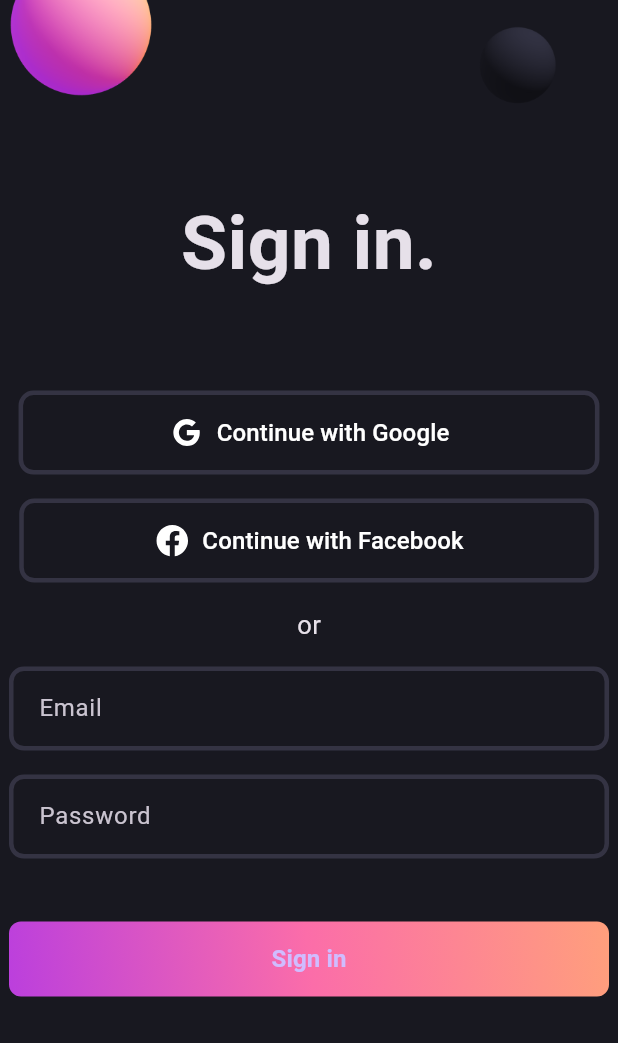
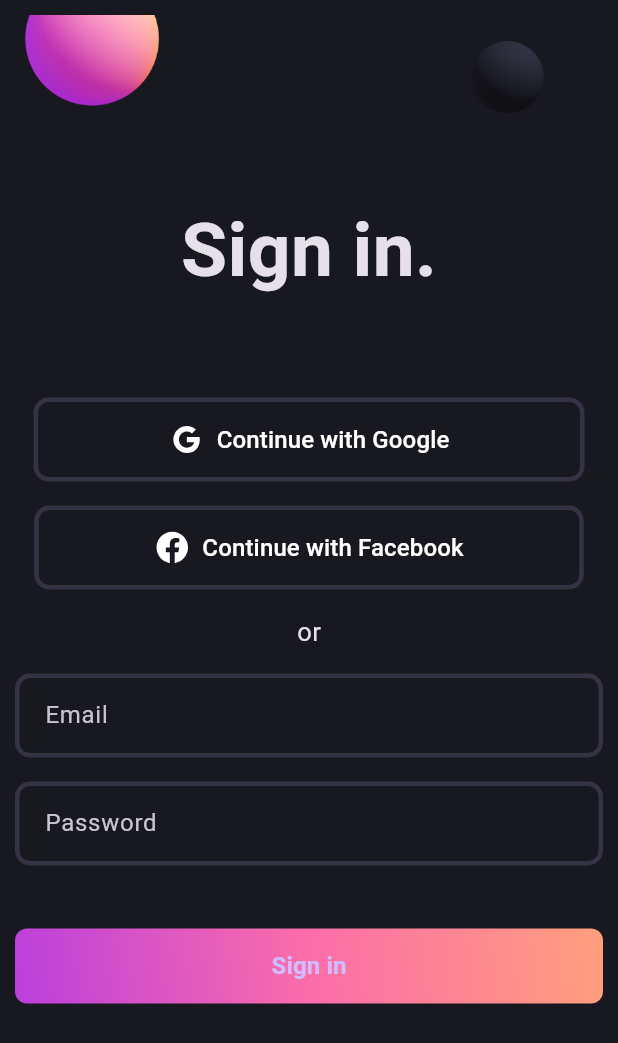
Before and after one commit to marufrobin/login_form_validation_bloc, a Flutter app: the screen it shows after launch, on a phone screen of 412 x 824 dp. Shown: the top 1043 px of the screen. Run offline on Flutter 3.47's test engine with Material 3 defaults, Android fonts, the phone set to English and light mode, and no system bars; our stand-ins replace flutter_bloc, flutter_svg.

Commit message:
✅ Bug fixed

```diff
--- /dev/null
+++ b/lib/bloc/auth_event.dart
@@ -0,0 +1,4 @@
+part of 'auth_bloc.dart';
+
+@immutable
+sealed class AuthEvent {}
--- /dev/null
+++ b/lib/bloc/auth_state.dart
@@ -0,0 +1,6 @@
+part of 'auth_bloc.dart';
+
+@immutable
+sealed class AuthState {}
+
+final class AuthInitial extends AuthState {}
--- a/lib/login.screen.dart
+++ b/lib/login.screen.dart
@@ -18,6 +18,8 @@ class _LoginScreenState extends State<LoginScreen> {
   Widget build(BuildContext context) {
     return Scaffold(
       body: SingleChildScrollView(
+        child: Container(
+          padding: EdgeInsets.all(10),
           child: Center(
             child: Column(
               spacing: 16,
@@ -35,17 +37,21 @@ class _LoginScreenState extends State<LoginScreen> {
                 const SocialButton(
                   iconPath: 'assets/svgs/f_logo.svg',
                   label: 'Continue with Facebook',
-                horizontalPadding: 90,
+                  horizontalPadding: 80,
                 ),
                 const Text('or', style: TextStyle(fontSize: 17)),
                 LoginField(hintText: 'Email', controller: emailController),
-              LoginField(hintText: 'Password', controller: passwordController),
+                LoginField(
+                  hintText: 'Password',
+                  controller: passwordController,
+                ),
                 SizedBox(height: 10),
                 const GradientButton(),
               ],
             ),
           ),
         ),
+      ),
     );
   }
 }
--- a/lib/widgets/social_button.dart
+++ b/lib/widgets/social_button.dart
@@ -11,7 +11,7 @@ class SocialButton extends StatelessWidget {
     super.key,
     required this.iconPath,
     required this.label,
-    this.horizontalPadding = 100,
+    this.horizontalPadding = 90,
   });
 
   @override
```
Also changed, not shown: lib/bloc/auth_bloc.dart (added, +13 -0 lines). Lines whose indentation alone changed are shown as unchanged.
